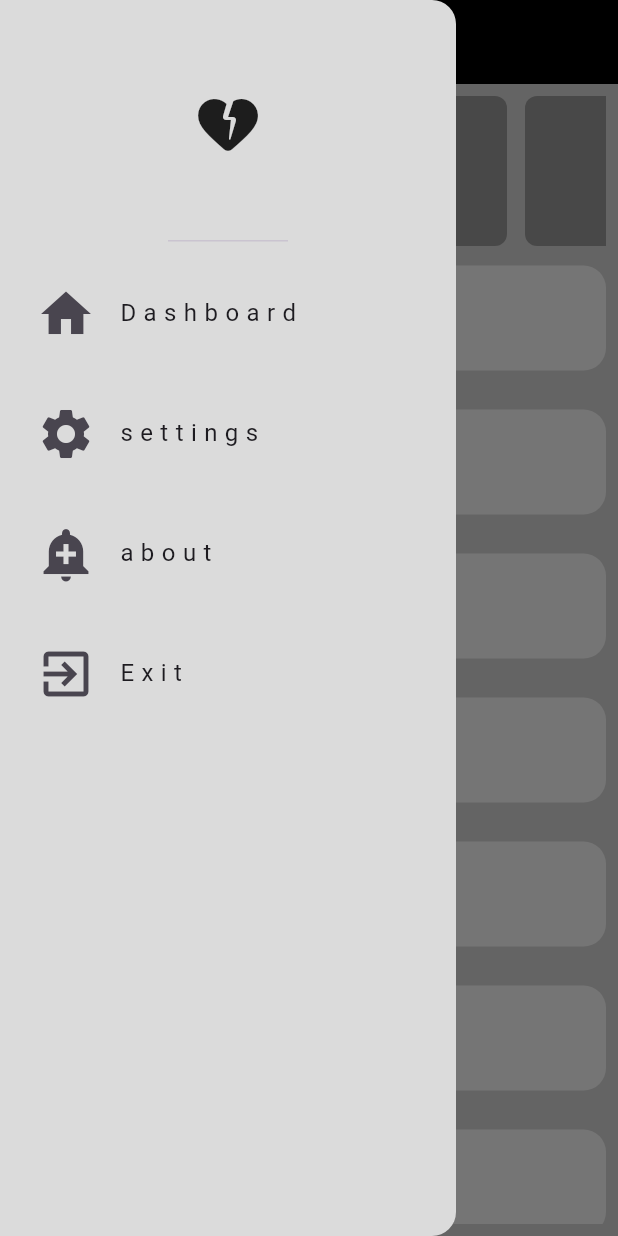
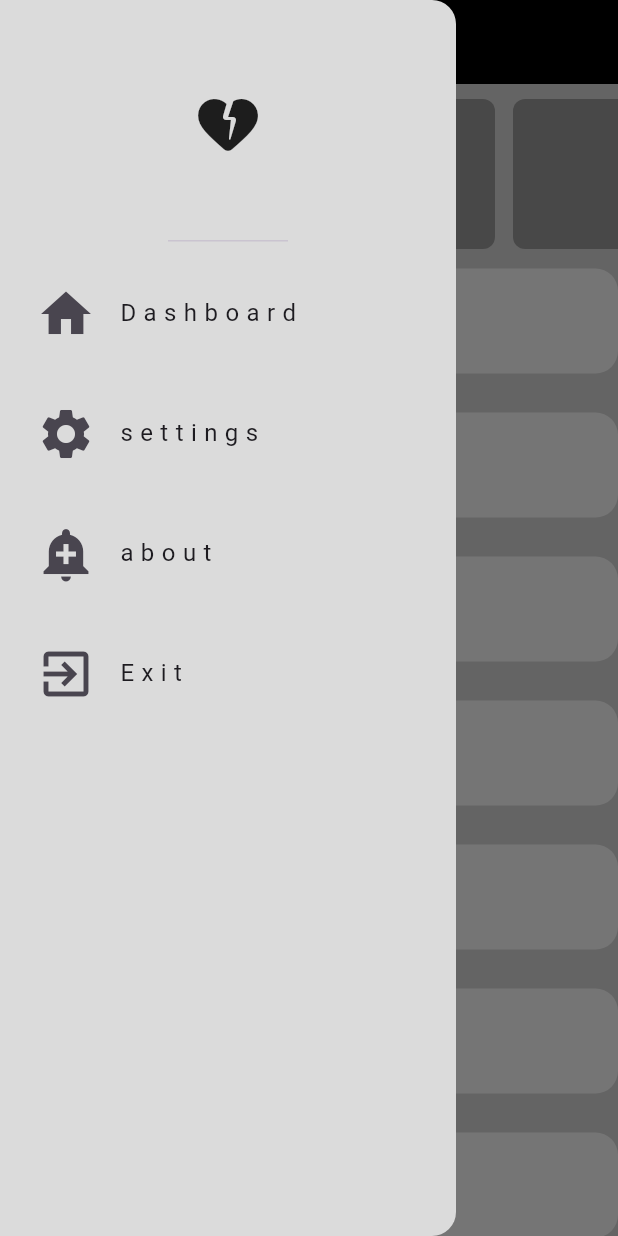
Before and after one commit to HalimWagih66/responsive_app, a Flutter app: the screen it shows after launch, after a tap on the "menu" icon, on a phone screen of 412 x 824 dp. Run offline on Flutter 3.47's test engine with Material 3 defaults, Android fonts, the phone set to English and light mode, and no system bars.

Commit message:
Refactor code

```diff
--- /dev/null
+++ b/lib/layouts/TabletLayout.dart
@@ -0,0 +1,23 @@
+import 'package:flutter/material.dart';
+
+import '../screens/widget/CustomList.dart';
+import '../screens/widget/SliverListItems.dart';
+
+class TabletLayout extends StatelessWidget {
+  const TabletLayout({super.key});
+
+  @override
+  Widget build(BuildContext context) {
+    return const CustomScrollView(
+      slivers: [
+        SliverToBoxAdapter(
+          child: SizedBox(
+            height: 10,
+          ),
+        ),
+        CustomList(),
+        SliverListItems(),
+      ],
+    );
+  }
+}
--- a/lib/screens/widget/CustomList.dart
+++ b/lib/screens/widget/CustomList.dart
@@ -6,7 +6,8 @@ class CustomList extends StatelessWidget {
 
   @override
   Widget build(BuildContext context) {
-    return SizedBox(
+    return SliverToBoxAdapter(
+      child: SizedBox(
         height: 100,
         child: ListView.builder(
           itemBuilder: (context, index) =>
@@ -17,6 +18,7 @@ class CustomList extends StatelessWidget {
           scrollDirection: Axis.horizontal,
           itemCount: 20,
         ),
+      ),
     );
   }
 }
--- a/lib/screens/widget/HomePageViewBody.dart
+++ b/lib/screens/widget/HomePageViewBody.dart
@@ -1,30 +1,18 @@
 import 'package:flutter/material.dart';
-import 'package:respoonsize_1/screens/widget/sliver_grid_items.dart';
 
-import 'CustomList.dart';
-import 'SliverListItems.dart';
-
+import '../../layouts/TabletLayout.dart';
+import '../../layouts/tablet_layout.dart';
 class HomePageViewBody extends StatelessWidget {
   const HomePageViewBody({super.key});
 
   @override
   Widget build(BuildContext context) {
-    return Padding(
-      padding: const EdgeInsets.all(8.0),
-      child: CustomScrollView(
-        slivers: [
-          SliverToBoxAdapter(
-            child: LayoutBuilder(builder: (context, constraints){
-                if (constraints.maxHeight > 600) {
-                  return const CustomList();
-                }else{
-                  return const SliverGridItems();
-                }
-              }),
-          ),
-          const SliverListItems(),
-        ],
-      ),
-    );
+    return LayoutBuilder(builder: (context, constraints) {
+      if(constraints.maxHeight > 600){
+        return const TabletLayout();
+      }else{
+        return const MobileLayout();
+      }
+    },);
   }
 }
```
Also changed, not shown: lib/layouts/tablet_layout.dart (added, +23 -0 lines). Lines whose indentation alone changed are shown as unchanged.
